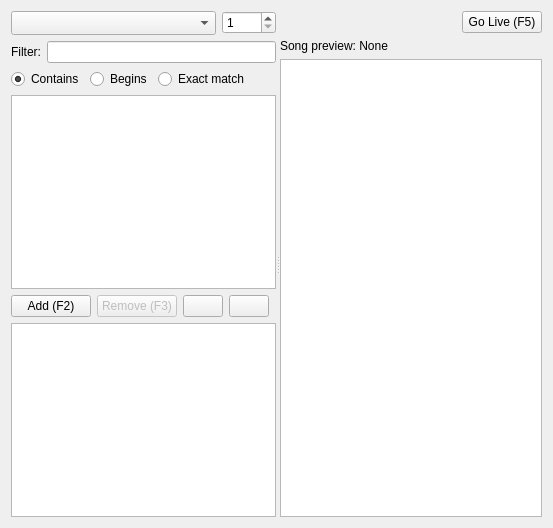
This is src/songwidget.ui in SoftProjector/src as Qt 5 draws it before an edit. The edited form follows.
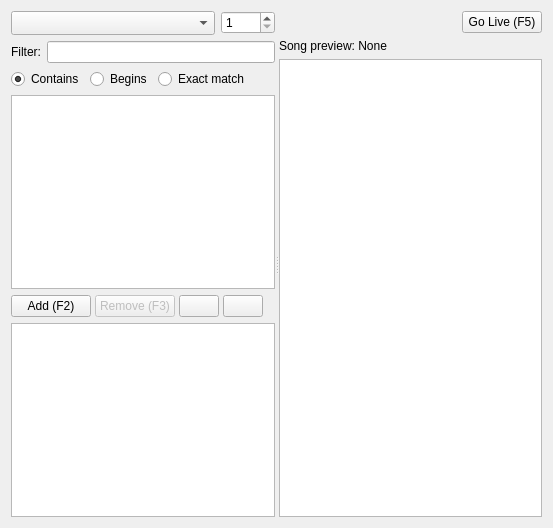
This is the edited form. Icons and pictures are not drawn.

Commit message: The buttons above the song playlist are now more closer together, so that all button text is visible on Mac OS X.

Patch:
```diff
--- a/src/songwidget.ui
+++ b/src/songwidget.ui
@@ -185,6 +185,9 @@
        </item>
        <item>
         <layout class="QHBoxLayout" name="horizontalLayout">
+         <property name="spacing">
+          <number>4</number>
+         </property>
          <item>
           <widget class="QPushButton" name="btnAddToPlaylist">
            <property name="toolTip">
```
Left out of the diff: 18 changed lines with no effect on the pictures.
